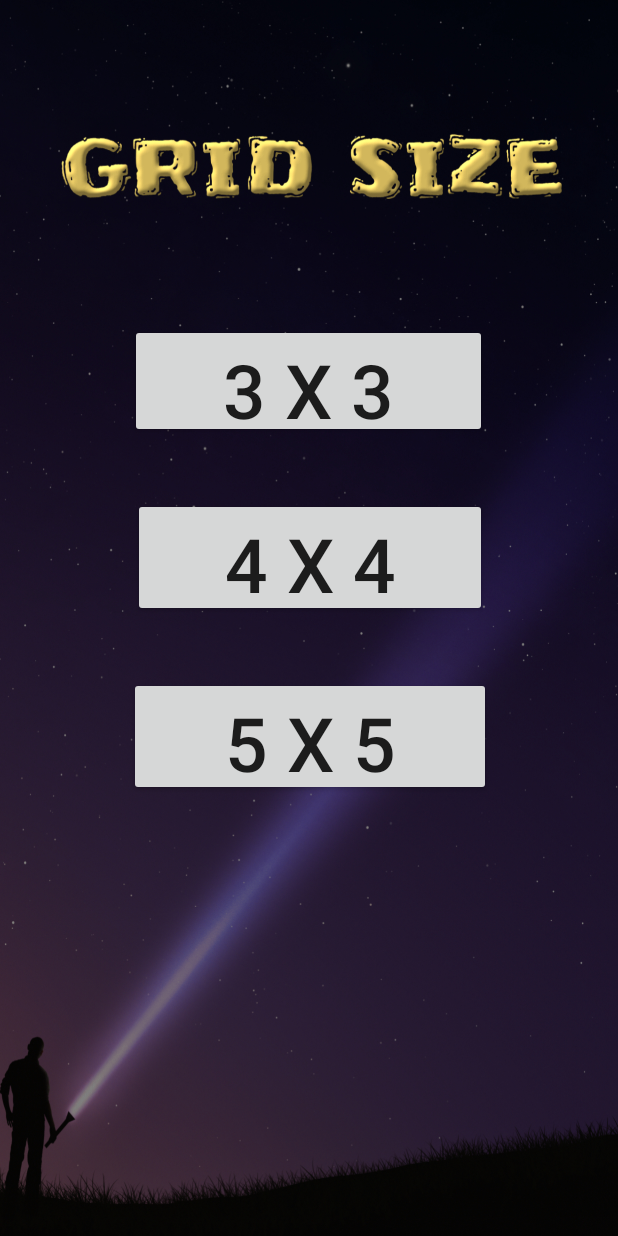
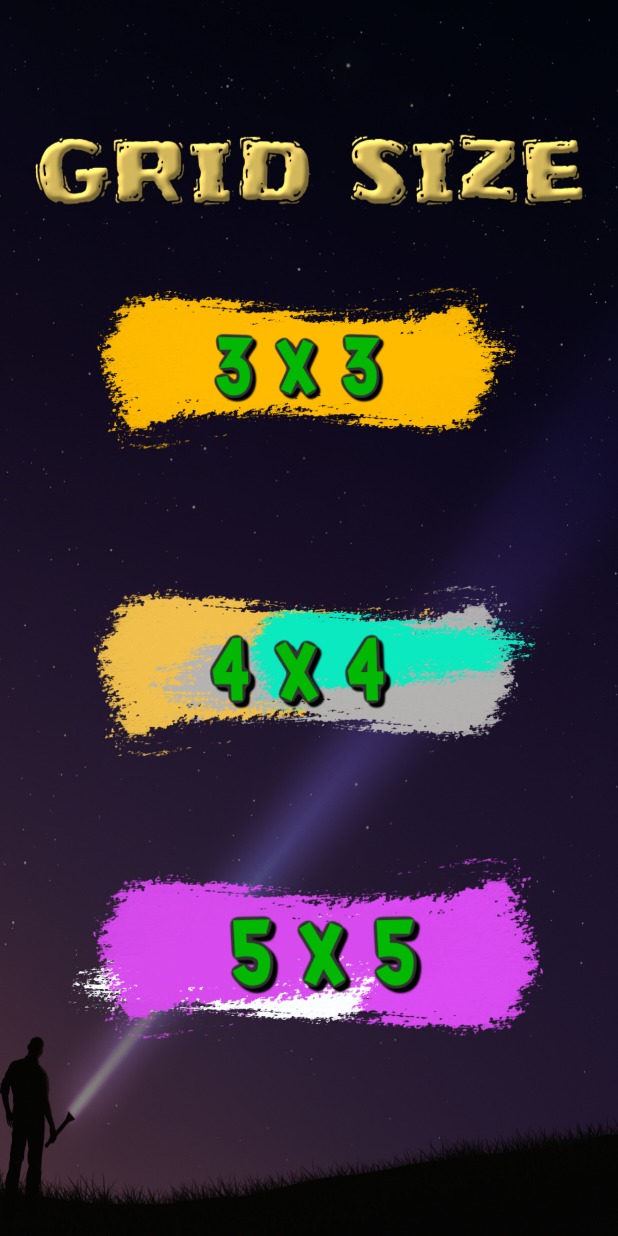
Before and after one commit to samuelsunvold/475-Project, an Android app: the GridActivity screen opened directly, with no data from a screen before it, on a phone screen of 412 x 824 dp. Run offline under Robolectric (Android 15) with nearby library versions, the phone set to English and light mode, and no system bars; Roboto replaces fonts that are not available here.

Commit message:
Create fresh grid buttons

```diff
--- a/SquareOff/app/src/main/java/cmsc/com/squareoff/UI/GridActivity.java
+++ b/SquareOff/app/src/main/java/cmsc/com/squareoff/UI/GridActivity.java
@@ -6,14 +6,15 @@ import android.content.Intent;
 import android.os.Bundle;
 import android.view.View;
 import android.widget.Button;
+import android.widget.ImageView;
 
 import cmsc.com.squareoff.R;
 
 public class GridActivity extends AppCompatActivity {
 
-    Button threeByThree;
-    Button fourByFour;
-    Button fiveByFive;
+    ImageView threeByThree;
+    ImageView fourByFour;
+    ImageView fiveByFive;
 
     @Override
     protected void onCreate(Bundle savedInstanceState) {
@@ -21,7 +22,7 @@ public class GridActivity extends AppCompatActivity {
         setContentView(R.layout.activity_grid);
 
         // this will take to the selectPlayers
-        threeByThree = findViewById(R.id.btn33);
+        threeByThree = (ImageView) findViewById(R.id.btn33);
         threeByThree.setOnClickListener(new View.OnClickListener() {
             @Override
             public void onClick(View v) {
@@ -34,7 +35,7 @@ public class GridActivity extends AppCompatActivity {
 
         // THIS WILL ALSO TAKE TO SELECT PLAYERS SCREEN
 
-        fourByFour = findViewById(R.id.btn44);
+        fourByFour = (ImageView) findViewById(R.id.btn44);
         fourByFour.setOnClickListener(new View.OnClickListener() {
             @Override
             public void onClick(View v) {
@@ -44,7 +45,7 @@ public class GridActivity extends AppCompatActivity {
         });
 
         // this will take take to
-        fiveByFive = findViewById(R.id.btn55);
+        fiveByFive = (ImageView) findViewById(R.id.btn55);
         fiveByFive.setOnClickListener(new View.OnClickListener() {
             @Override
             public void onClick(View v) {
--- a/SquareOff/app/src/main/res/layout/activity_grid.xml
+++ b/SquareOff/app/src/main/res/layout/activity_grid.xml
@@ -2,54 +2,48 @@
 <androidx.constraintlayout.widget.ConstraintLayout xmlns:android="http://schemas.android.com/apk/res/android"
     xmlns:app="http://schemas.android.com/apk/res-auto"
     xmlns:tools="http://schemas.android.com/tools"
-    android:background="@drawable/grid_background1"
+    android:background="@drawable/grid_background"
     android:layout_width="match_parent"
     android:layout_height="match_parent"
     tools:context=".UI.GridActivity">
 
-    <Button
+    <ImageView
         android:id="@+id/btn33"
-        android:layout_width="238dp"
-        android:layout_height="76dp"
-        android:layout_marginStart="8dp"
-        android:layout_marginTop="216dp"
+        android:layout_width="321dp"
+        android:layout_height="340dp"
+        android:layout_marginStart="10dp"
+        android:layout_marginTop="72dp"
+        android:layout_marginEnd="1dp"
+        app:layout_constraintEnd_toEndOf="parent"
+        app:layout_constraintHorizontal_bias="0.405"
+        app:layout_constraintStart_toStartOf="parent"
+        app:layout_constraintTop_toTopOf="parent"
+        app:srcCompat="@drawable/btn33" />
+
+    <ImageView
+        android:id="@+id/btn44"
+        android:layout_width="330dp"
+        android:layout_height="409dp"
+        android:layout_marginStart="3dp"
         android:layout_marginEnd="8dp"
-        android:text="3 x 3"
-        android:textAlignment="center"
-        android:textSize="50sp"
+        app:layout_constraintBottom_toBottomOf="@+id/btn55"
         app:layout_constraintEnd_toEndOf="parent"
-        app:layout_constraintHorizontal_bias="0.496"
+        app:layout_constraintHorizontal_bias="0.642"
         app:layout_constraintStart_toStartOf="parent"
-        app:layout_constraintTop_toTopOf="parent" />
+        app:layout_constraintTop_toTopOf="parent"
+        app:layout_constraintVertical_bias="0.577"
+        app:srcCompat="@drawable/btn44" />
 
-    <Button
-        android:id="@+id/btn44"
-        android:layout_width="236dp"
-        android:layout_height="79dp"
-        android:layout_marginStart="8dp"
-        android:layout_marginTop="40dp"
-        android:layout_marginEnd="8dp"
-        android:text="4 X 4"
-        android:textSize="50sp"
-        app:layout_constraintEnd_toEndOf="parent"
-        app:layout_constraintHorizontal_bias="0.503"
-        app:layout_constraintStart_toStartOf="parent"
-        app:layout_constraintTop_toBottomOf="@+id/btn33" />
-
-    <Button
+    <ImageView
         android:id="@+id/btn55"
-        android:layout_width="241dp"
-        android:layout_height="79dp"
-        android:layout_marginStart="8dp"
-        android:layout_marginTop="40dp"
-        android:layout_marginEnd="8dp"
-        android:layout_marginBottom="207dp"
-        android:text="5 X 5"
-        android:textSize="50sp"
+        android:layout_width="344dp"
+        android:layout_height="382dp"
+        android:layout_marginEnd="10dp"
+        android:layout_marginBottom="5dp"
         app:layout_constraintBottom_toBottomOf="parent"
         app:layout_constraintEnd_toEndOf="parent"
-        app:layout_constraintHorizontal_bias="0.506"
+        app:layout_constraintHorizontal_bias="0.581"
         app:layout_constraintStart_toStartOf="parent"
-        app:layout_constraintTop_toBottomOf="@+id/btn44"
-        app:layout_constraintVertical_bias="0.0" />
+        app:srcCompat="@drawable/btn55" />
+
 </androidx.constraintlayout.widget.ConstraintLayout>
--- a/SquareOff/app/src/main/res/layout/activity_winner.xml
+++ b/SquareOff/app/src/main/res/layout/activity_winner.xml
@@ -4,18 +4,19 @@
     xmlns:tools="http://schemas.android.com/tools"
     android:layout_width="match_parent"
     android:layout_height="match_parent"
-    android:background="@drawable/grid_background"
+    android:background="@drawable/winner_bck"
     tools:context=".UI.WinnerActivity">
 
     <ImageView
         android:id="@+id/homeButton"
-        android:layout_width="523dp"
-        android:layout_height="254dp"
+        android:layout_width="485dp"
+        android:layout_height="224dp"
         android:layout_marginTop="52dp"
         app:layout_constraintBottom_toBottomOf="parent"
         app:layout_constraintEnd_toEndOf="parent"
         app:layout_constraintStart_toStartOf="parent"
         app:layout_constraintTop_toBottomOf="@+id/lottieAnimationView1"
+        app:layout_constraintVertical_bias="0.214"
         app:srcCompat="@drawable/home_btn" />
 
     <TextView
@@ -37,10 +38,10 @@
         app:flow_verticalAlign="center"
         app:layout_constraintBottom_toTopOf="@+id/homeButton"
         app:layout_constraintEnd_toEndOf="parent"
-        app:layout_constraintHorizontal_bias="0.504"
+        app:layout_constraintHorizontal_bias="0.485"
         app:layout_constraintStart_toStartOf="parent"
         app:layout_constraintTop_toBottomOf="@+id/lottieAnimationView1"
-        app:layout_constraintVertical_bias="0.224" />
+        app:layout_constraintVertical_bias="0.0" />
 
     <TextView
         android:id="@+id/winner_header_text"
@@ -66,8 +67,8 @@
 
     <ImageView
         android:id="@+id/imageView5"
-        android:layout_width="160dp"
-        android:layout_height="145dp"
+        android:layout_width="157dp"
+        android:layout_height="158dp"
         android:layout_marginStart="8dp"
         android:layout_marginTop="68dp"
         android:layout_marginEnd="8dp"
--- a/SquareOff/app/src/main/res/mipmap-anydpi-v26/ic_launcher.xml
+++ b/SquareOff/app/src/main/res/mipmap-anydpi-v26/ic_launcher.xml
@@ -1,5 +1,5 @@
 <?xml version="1.0" encoding="utf-8"?>
 <adaptive-icon xmlns:android="http://schemas.android.com/apk/res/android">
-    <background android:drawable="@color/teal_700" />
+    <background android:drawable="@color/black" />
     <foreground android:drawable="@drawable/trans_apps_icon1" />
 </adaptive-icon>
--- a/SquareOff/app/src/main/res/mipmap-anydpi-v26/ic_launcher_round.xml
+++ b/SquareOff/app/src/main/res/mipmap-anydpi-v26/ic_launcher_round.xml
@@ -1,5 +1,5 @@
 <?xml version="1.0" encoding="utf-8"?>
 <adaptive-icon xmlns:android="http://schemas.android.com/apk/res/android">
-    <background android:drawable="@color/teal_700" />
+    <background android:drawable="@color/black" />
     <foreground android:drawable="@drawable/trans_apps_icon1" />
 </adaptive-icon>
```
Also changed, not shown: SquareOff/app/src/main/res/drawable/btn33.png (added), SquareOff/app/src/main/res/drawable/btn44.png (added), SquareOff/app/src/main/res/drawable/btn55.png (added), SquareOff/app/src/main/res/drawable/btn_3x3.png (added), SquareOff/app/src/main/res/drawable/grid_background.jpg, SquareOff/app/src/main/res/drawable/grid_background1.jpg (deleted), SquareOff/app/src/main/res/drawable/home_btn.png, SquareOff/app/src/main/res/drawable/logo_.png (deleted), SquareOff/app/src/main/res/drawable/win_background1.jpg (added), SquareOff/app/src/main/res/drawable/winner_bck.jpg (added).
